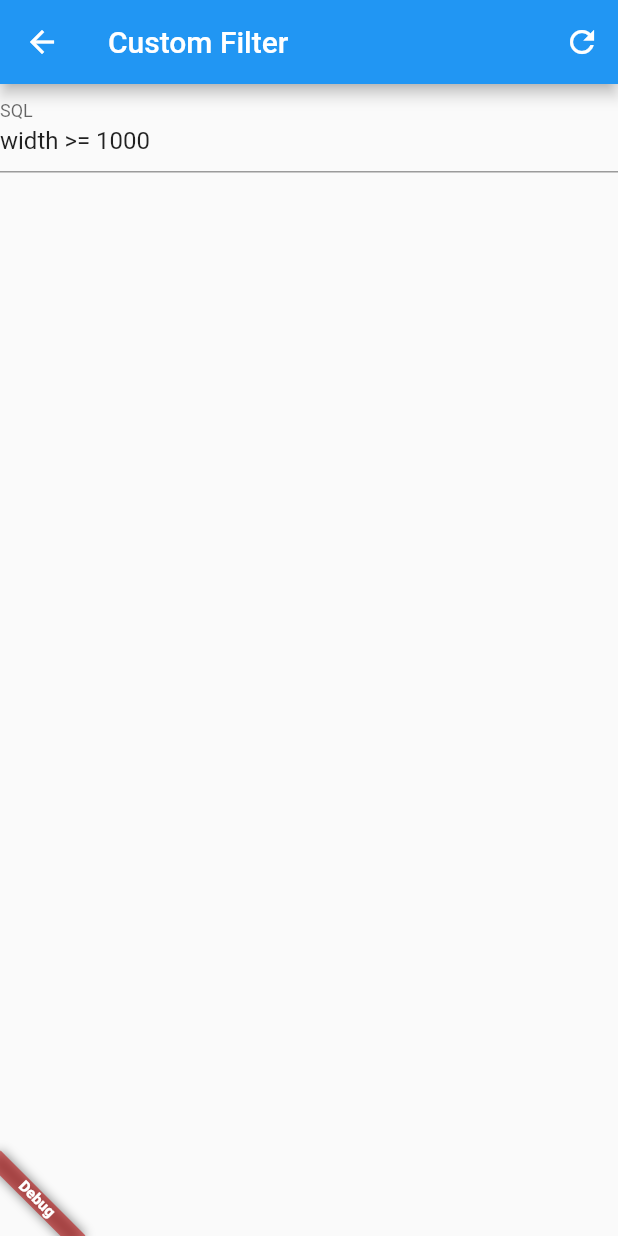
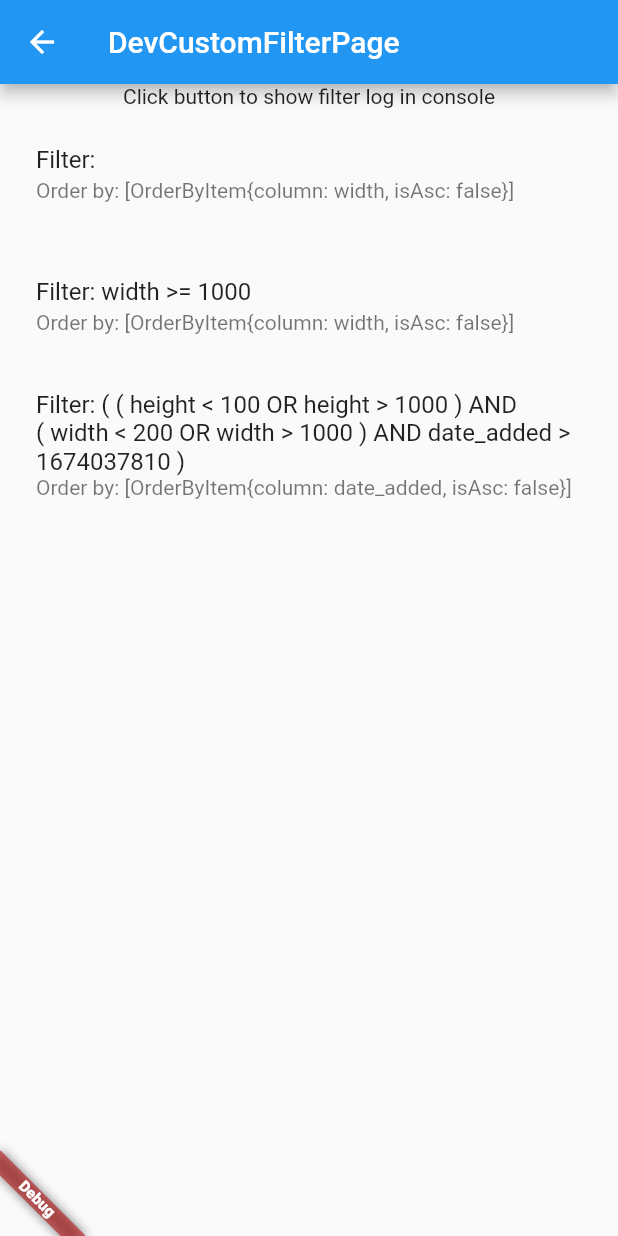
Before and after one commit to fluttercandies/flutter_photo_manager, a Flutter app: the DeveloperIndexPage screen opened directly, after a tap on "Custom filter", on a phone screen of 412 x 824 dp. Run offline on Flutter 3.47's test engine with Material 2 defaults, Android fonts, the phone set to English and light mode, and no system bars; drawn by our look-alikes of oktoast; our stand-ins replace video_player.

Commit message:
📝 Add example for custom filter

```diff
--- a/example/lib/page/developer/custom_filter_page.dart
+++ b/example/lib/page/developer/custom_filter_page.dart
@@ -1,6 +1,5 @@
 import 'package:flutter/material.dart';
 import 'package:oktoast/oktoast.dart';
-
 import 'package:photo_manager/photo_manager.dart';
 
 class CustomFilterPage extends StatefulWidget {
@@ -11,94 +10,155 @@ class CustomFilterPage extends StatefulWidget {
 }
 
 class _CustomFilterPageState extends State<CustomFilterPage> {
-  List<AssetPathEntity> _list = [];
-
-  final TextEditingController _sqlController = TextEditingController();
-
-  @override
-  void initState() {
-    super.initState();
-    _sqlController.text = 'width >= 1000';
-    _refresh();
-  }
-
-  @override
-  void dispose() {
-    _sqlController.dispose();
-    super.dispose();
-  }
-
-  PMFilter createCustomFilter() {
-    // final AdvancedCustomFilter filter = AdvancedCustomFilter();
-    final filter = CustomFilter.sql(
-      where: _sqlController.text,
-      // orderBy: [
-      //   OrderByItem('width', true),
-      // ],
-    );
-    return filter;
-  }
-
-  Future<void> _refresh() async {
-    final List<AssetPathEntity> list = await PhotoManager.getAssetPathList(
-      filterOption: createCustomFilter(),
-    );
-    setState(() {
-      _list = list;
-    });
-  }
+  static const columns = CustomColumns.base;
 
   @override
   Widget build(BuildContext context) {
     return Scaffold(
       appBar: AppBar(
-        title: const Text('Custom Filter'),
-        actions: [
-          IconButton(
-            icon: const Icon(Icons.refresh),
-            onPressed: _refresh,
+        title: const Text('DevCustomFilterPage'),
+      ),
+      body: Center(
+        child: Column(children: [
+          const Text(
+            'Click button to show filter log in console',
+            textAlign: TextAlign.center,
           ),
-        ],
-      ),
-      body: Column(
-        children: [
-          TextField(
-            controller: _sqlController,
-            decoration: const InputDecoration(
-              labelText: 'SQL',
+          ...[
+            filterButton(_sqlFilter),
+            filterButton(_widthFilter),
+            filterButton(_advancedFilter),
+          ].map(
+            (e) => Container(
+              // alignment: Alignment.center,
+              width: double.infinity,
+              margin: const EdgeInsets.all(8.0),
+              child: e,
             ),
-          ),
-          Expanded(
-            child: ListView.builder(
-              itemBuilder: (BuildContext context, int index) {
-                final AssetPathEntity path = _list[index];
-                return ListTile(
-                  title: Text(path.name),
-                  subtitle: Text(path.id),
-                  trailing: FutureBuilder<int>(
-                    future: path.assetCountAsync,
-                    builder:
-                        (BuildContext context, AsyncSnapshot<int> snapshot) {
-                      if (snapshot.hasData) {
-                        return Text(snapshot.data.toString());
-                      }
-                      return const SizedBox();
-                    },
-                  ),
-                  onTap: () async {
-                    final count = await path.assetCountAsync;
-                    showToast(
-                      'Asset count: $count',
-                      position: ToastPosition.bottom,
-                    );
-                  },
-                );
-              },
-              itemCount: _list.length,
-            ),
-          ),
-        ],
+          )
+        ]),
       ),
     );
   }
+
+  Widget filterButton(ValueGetter<CustomFilter> filterBuilder) {
+    final filter = filterBuilder();
+    return ListTile(
+      title: Text('Filter: ${filter.makeWhere()}'),
+      subtitle: Text('Order by: ${filter.makeOrderBy()}'),
+      onTap: () async {
+        final where = filter.makeWhere();
+        final orderBy = filter.makeOrderBy();
+
+        print('where: $where');
+        print('orderBy: $orderBy');
+
+        final permissionResult = await PhotoManager.requestPermissionExtend();
+        if (!permissionResult.hasAccess) {
+          showToast('No permission to access photo');
+          return;
+        }
+
+        const type = RequestType.all;
+
+        final assetCount = await PhotoManager.getAssetCount(
+          type: type,
+          filterOption: filter,
+        );
+
+        print('The asset count is $assetCount');
+
+        final assetList = await PhotoManager.getAssetListPaged(
+          page: 0,
+          pageCount: 20,
+          filterOption: filter,
+          type: type,
+        );
+
+        for (final asset in assetList) {
+          final info = StringBuffer();
+          info.writeln('id: ${asset.id}');
+          info.writeln('  type: ${asset.type}');
+          info.writeln('  width: ${asset.width}');
+          info.writeln('  height: ${asset.height}');
+          info.writeln('  duration: ${asset.duration}');
+          info.writeln('  size: ${asset.size}');
+          info.writeln('  createDt: ${asset.createDateTime}');
+          info.writeln('  modifiedDt: ${asset.modifiedDateTime}');
+          info.writeln('  latitude: ${asset.latitude}');
+          info.writeln('  longitude: ${asset.longitude}');
+          info.writeln('  orientation: ${asset.orientation}');
+          info.writeln('  isFavorite: ${asset.isFavorite}');
+
+          info.writeln();
+
+          print(info);
+        }
+      },
+    );
+  }
+
+  CustomFilter _sqlFilter() {
+    return CustomFilter.sql(
+      where: '',
+      orderBy: [
+        OrderByItem.desc(CustomColumns.base.width),
+      ],
+    );
+  }
+
+  CustomFilter _widthFilter() {
+    return CustomFilter.sql(
+      where: '${columns.width} >= 1000',
+      orderBy: [
+        OrderByItem.desc(CustomColumns.base.width),
+      ],
+    );
+  }
+
+  CustomFilter _advancedFilter() {
+    final subGroup1 = WhereConditionGroup()
+        .and(
+          ColumnWhereCondition(
+              column: columns.height, operator: '<', value: '100'),
+        )
+        .or(
+          ColumnWhereCondition(
+              column: columns.height, operator: '>', value: '1000'),
+        );
+
+    final subGroup2 = WhereConditionGroup()
+        .and(
+          ColumnWhereCondition(
+              column: columns.width, operator: '<', value: '200'),
+        )
+        .or(
+          ColumnWhereCondition(
+              column: columns.width, operator: '>', value: '1000'),
+        );
+
+    final dateColumn = columns.createDate;
+    final date = DateTime.now().subtract(const Duration(days: 30));
+
+    final dateItem = DateColumnWhereCondition(
+        column: dateColumn, operator: '>', value: date);
+
+    final whereGroup = WhereConditionGroup()
+        .and(
+          subGroup1,
+        )
+        .and(
+          subGroup2,
+        )
+        .and(dateItem);
+
+    final filter = AdvancedCustomFilter()
+        .addOrderBy(
+          column: columns.createDate,
+          isAsc: false,
+        )
+        .addWhereCondition(whereGroup);
+
+    return filter;
+  }
 }
--- a/example/lib/page/developer/develop_index_page.dart
+++ b/example/lib/page/developer/develop_index_page.dart
@@ -102,7 +102,13 @@ class _DeveloperIndexPageState extends State<DeveloperIndexPage> {
               onPressed: _persentLimited,
               child: const Text('PresentLimited'),
             ),
-        ],
+        ]
+            .map((e) => Container(
+                  padding: const EdgeInsets.all(3.0),
+                  height: 44,
+                  child: e,
+                ))
+            .toList(),
       ),
     );
   }
```
Also changed, not shown: 1 other file.
